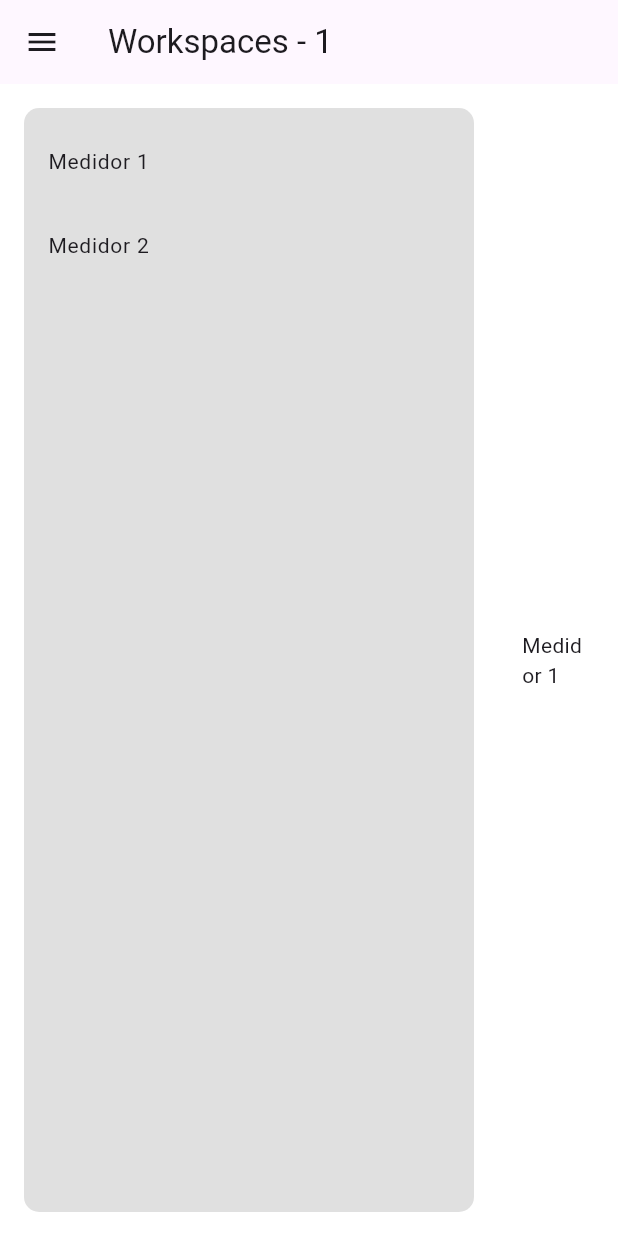
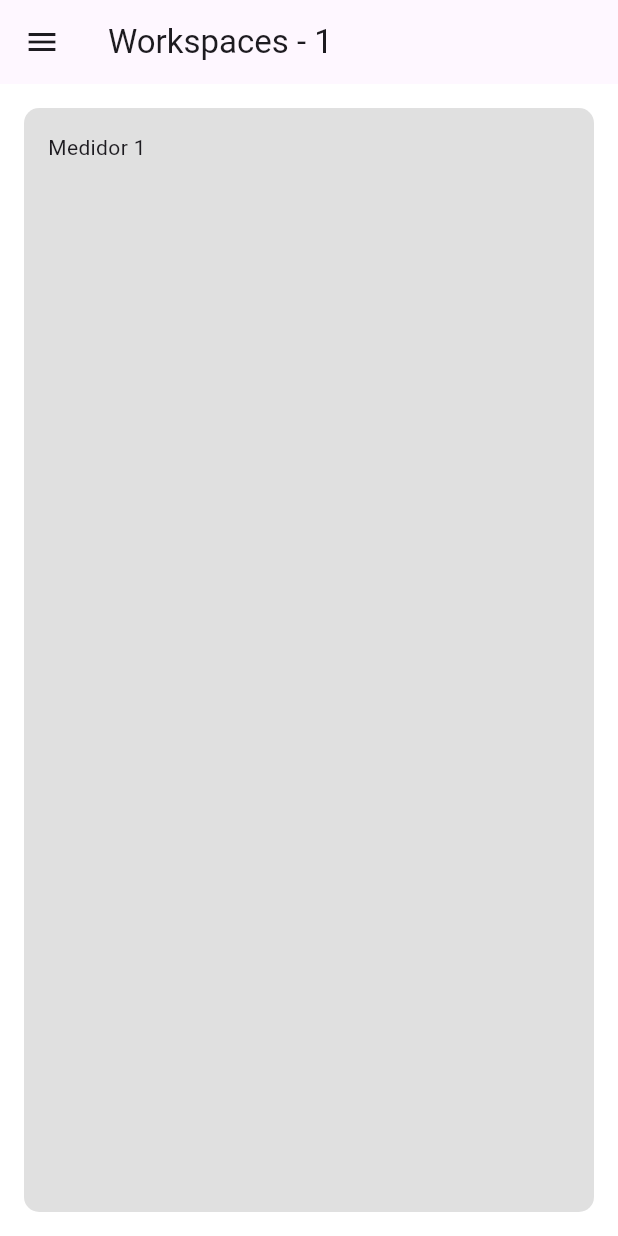
Before and after one commit to Emmanueloz/frontend_water_quality, a Flutter app: the screen it shows after launch, after a tap on "Go to List Workspace", after a tap on "Workspaces", after a tap on "Workspace 1", on a phone screen of 412 x 824 dp. Run offline on Flutter 3.47's test engine with Material 3 defaults, Android fonts, the phone set to English and light mode, and no system bars; our stand-ins replace go_router.

Commit message:
fix(workspaces) responsividad en view workspace

```diff
--- a/lib/presentation/pages/view_workspace.dart
+++ b/lib/presentation/pages/view_workspace.dart
@@ -1,4 +1,5 @@
 import 'package:flutter/material.dart';
+import 'package:frontend_water_quality/core/enums/screen_size.dart';
 import 'package:frontend_water_quality/presentation/widgets/common/sidebar_item.dart';
 import 'package:frontend_water_quality/presentation/widgets/layout/layout.dart';
 
@@ -11,41 +12,76 @@ class ViewWorkspace extends StatelessWidget {
     return Layout(
       title: "Workspaces - $id",
       builder: (context, screenSize) {
-        return Row(
+        print("screenSize: $screenSize");
+
+        return Padding(
+          padding: const EdgeInsets.all(16.0),
+          child: Row(
+            crossAxisAlignment: CrossAxisAlignment.start,
+            spacing: 16.0,
+            children: [
+              if (screenSize == ScreenSize.smallDesktop ||
+                  screenSize == ScreenSize.largeDesktop)
+                _buildSidebar(
+                  context,
+                  screenSize == ScreenSize.smallDesktop ? 200 : 400,
+                ),
+
+              // Main content area with workspace grid
+              Expanded(
+                child: Container(
+                  padding: const EdgeInsets.all(16.0),
+                  decoration: BoxDecoration(
+                    color: const Color.fromARGB(179, 211, 211, 211),
+                    borderRadius: BorderRadius.circular(10.0),
+                  ),
+                  child: Column(
                     crossAxisAlignment: CrossAxisAlignment.start,
                     children: [
-            Container(
-              margin: const EdgeInsets.all(16.0),
-              width: 300, // Fixed width for sidebar
+                      Text(
+                        "Medidor 1",
+                      ),
+                    ],
+                  ),
+                ),
+              ),
+            ],
+          ),
+        );
+      },
+    );
+  }
+
+  Widget _buildSidebar(BuildContext context, double width) {
+    return Container(
+      width: width, // Fixed width for sidebar
       height: double.infinity, // Take full height
       decoration: BoxDecoration(
         color: const Color.fromARGB(179, 211, 211, 211),
         borderRadius: BorderRadius.circular(10.0),
       ),
       child: ListView(
-                padding: const EdgeInsets.symmetric(vertical: 8.0),
-                children: const [
-                  SideBarItem(title: "Medidor 1"),
-                  SideBarItem(title: "Medidor 2"),
-                ],
-              ),
-            ),
-
-            // Main content area with workspace grid
-            Expanded(
-              child: Container(
-                padding: const EdgeInsets.all(16.0),
-                color: Colors.white70,
-                child: Center(
-                  child: Text(
-                    "Medidor 1",
+        children: [
+          ListTile(
+            title: Text(
+              "Medidores",
+              style: TextStyle(
+                fontSize: 20,
+                color: Colors.black,
+                fontWeight: FontWeight.bold,
               ),
             ),
           ),
+          SideBarItem(
+            title: "Medidor 1",
+            onTap: () {},
+          ),
+          SideBarItem(
+            title: "Medidor 2",
+            onTap: () {},
           ),
         ],
-        );
-      },
+      ),
     );
   }
 }
--- a/lib/presentation/widgets/common/sidebar_item.dart
+++ b/lib/presentation/widgets/common/sidebar_item.dart
@@ -8,16 +8,13 @@ class SideBarItem extends StatelessWidget {
 
   @override
   Widget build(BuildContext context) {
-    return Container(
-      padding: const EdgeInsets.symmetric(vertical: 4.0),
-      child: ListTile(
-        title: Text(
-          title,
-          style: const TextStyle(fontSize: 14),
-        ),
-        dense: true,
-        onTap: onTap,
+    return ListTile(
+      leading: const Icon(Icons.analytics_outlined),
+      title: Text(
+        title,
+        style: const TextStyle(fontSize: 14),
       ),
+      onTap: onTap,
     );
   }
 }
```
Lines whose indentation alone changed are shown as unchanged.
